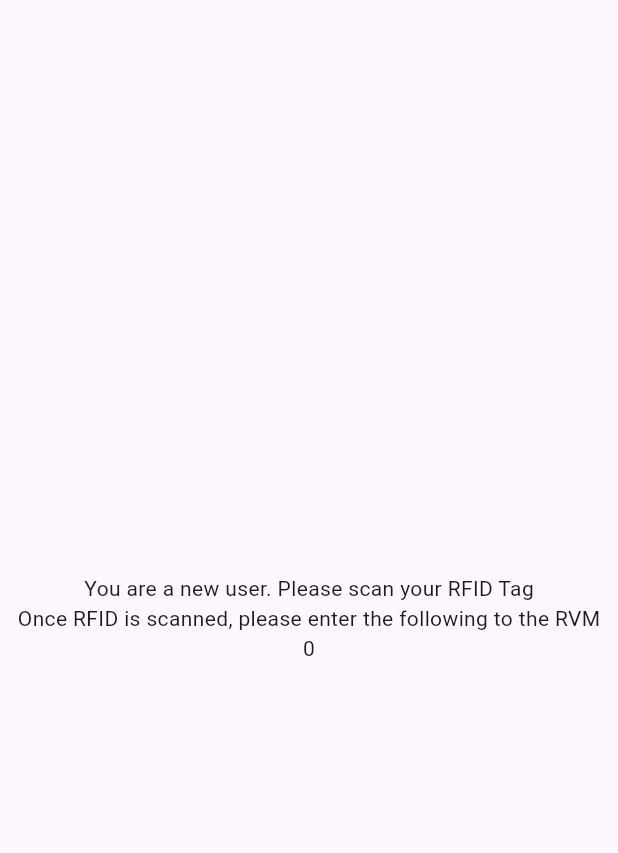
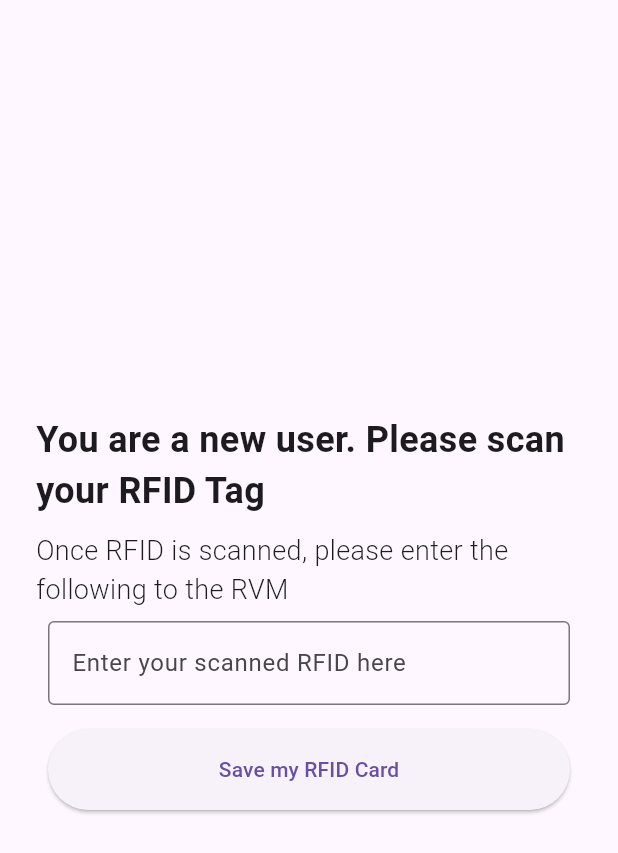
Before and after one commit to Rafael-main/RVM, a Flutter app: the screen it shows once a user with an empty profile is signed in, on a phone screen of 412 x 824 dp. Shown: the top 853 px of the screen. Run offline on Flutter 3.47's test engine with Material 3 defaults, Android fonts, the phone set to English and light mode, and no system bars; our stand-ins replace cloud_firestore, firebase_auth, firebase_core, font_awesome_flutter, google_sign_in; accounts and stored records are empty; generated files the repository leaves out were written again.

Commit message:
check if rfid tag is not null otherwise enter rfid card num

```diff
--- a/lib/screens/rfid_screen/rfid_screen.dart
+++ b/lib/screens/rfid_screen/rfid_screen.dart
@@ -13,6 +13,8 @@ class RfidScreen extends StatefulWidget {
 }
 
 class _RfidScreenState extends State<RfidScreen> {
+  TextEditingController rfidCardNum = TextEditingController();
+
   @override
   Widget build(BuildContext context) {
 
@@ -29,16 +31,66 @@ class _RfidScreenState extends State<RfidScreen> {
               return Center(child: Text('Something Went wrong... ${snapshot.error}'));
             } else if (snapshot.hasData) {
               var dataUser = snapshot.data!.data();
-              if (dataUser!['rfidtag'] == ''){
+              if (dataUser!['rfidtag'] == '' || dataUser!['rfidtag'] == null){
                 return Center(
-                  child: Column(
-                    crossAxisAlignment: CrossAxisAlignment.center,
-                    mainAxisAlignment: MainAxisAlignment.center,
-                    children: [
-                      const Text('You are a new user. Please scan your RFID Tag'),
-                      const Text('Once RFID is scanned, please enter the following to the RVM'),
-                      Text('${dataUser['rfidpass']}'),
-                    ],
+                  child: Padding(
+                    padding: const EdgeInsets.all(24.0),
+                    child: Column(
+                      crossAxisAlignment: CrossAxisAlignment.center,
+                      mainAxisAlignment: MainAxisAlignment.center,
+                      children: [
+                        const Text(
+                          'You are a new user. Please scan your RFID Tag',
+                          style: TextStyle(
+                            fontSize: 24,
+                            fontWeight: FontWeight.w600
+                          ),
+                        ),
+                        SizedBox(height: 10,),
+                        const Text(
+                          'Once RFID is scanned, please enter the following to the RVM',
+                          style: TextStyle(
+                            fontSize: 18,
+                            fontWeight: FontWeight.w300
+                          ),
+                        ),
+
+                        // Text('${dataUser['rfidpass']}'),
+                        Padding(
+                          padding: EdgeInsets.all(8),
+                          child: TextField(
+                            controller: rfidCardNum,
+                            decoration: const InputDecoration(
+                              border: OutlineInputBorder(),
+                              hintText: 'Enter your scanned RFID here'
+                            ),
+                          ),
+                        ),
+                        SizedBox(
+                          width: double.infinity,
+                          height: 70,
+                          child: Padding(
+                            padding: EdgeInsets.all(8),
+                            child: ElevatedButton(
+                              onPressed: (){
+                                final data = {
+                                  'rfidtag': rfidCardNum.value.text.toString(),
+                                };
+
+                                var db = FirebaseFirestore.instance;
+
+                                db
+                                .collection("Users")
+                                .doc(widget.data!.uid)
+                                .set(data)
+                                .onError((e, _) => print("Error writing document: $e"));
+                              },
+                              child: Text('Save my RFID Card')
+                            )
+                          ),
+                        ),
+                      ],
+                    ),
                   ),
                 );
               } else {
```
